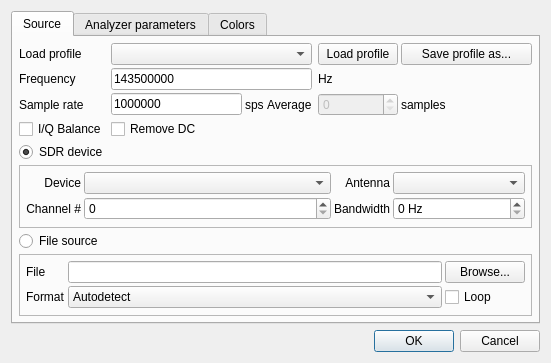
The window that ui/Config.ui (BatchDrake/SigDigger) describes before a commit, drawn with Qt 5.
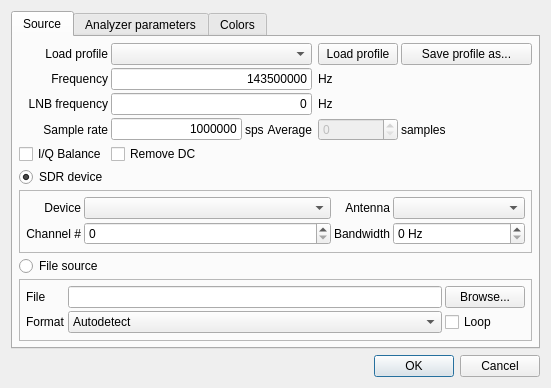
The same window after the commit. Custom widgets are drawn as their Qt base class.

Diff of the .ui file:
```diff
--- a/ui/Config.ui
+++ b/ui/Config.ui
@@ -71,11 +71,14 @@
          </property>
         </widget>
        </item>
-       <item row="2" column="1">
+       <item row="3" column="1">
         <widget class="QLineEdit" name="sampleRateLine">
          <property name="text">
           <string>1000000</string>
          </property>
+         <property name="alignment">
+          <set>Qt::AlignRight|Qt::AlignTrailing|Qt::AlignVCenter</set>
+         </property>
         </widget>
        </item>
        <item row="0" column="5">
@@ -98,7 +101,7 @@
          </property>
         </spacer>
        </item>
-       <item row="7" column="0" colspan="7">
+       <item row="8" column="0" colspan="7">
         <widget class="QFrame" name="fileFrame">
          <property name="frameShape">
           <enum>QFrame::StyledPanel</enum>
@@ -179,14 +182,14 @@
          </layout>
         </widget>
        </item>
-       <item row="3" column="1">
+       <item row="4" column="1">
         <widget class="QCheckBox" name="removeDCCheck">
          <property name="text">
           <string>Remove DC</string>
          </property>
         </widget>
        </item>
-       <item row="4" column="0">
+       <item row="5" column="0">
         <widget class="QRadioButton" name="sdrRadio">
          <property name="text">
           <string>SDR device</string>
@@ -199,7 +202,7 @@
          </attribute>
         </widget>
        </item>
-       <item row="2" column="2">
+       <item row="3" column="2">
         <widget class="QLabel" name="label_6">
          <property name="text">
           <string>sps</string>
@@ -213,7 +216,7 @@
          </property>
         </widget>
        </item>
-       <item row="3" column="0">
+       <item row="4" column="0">
         <widget class="QCheckBox" name="iqBalanceCheck">
          <property name="text">
           <string>I/Q Balance</string>
@@ -233,11 +236,14 @@
          </property>
         </widget>
        </item>
-       <item row="2" column="0">
+       <item row="3" column="0">
         <widget class="QLabel" name="label_3">
          <property name="text">
           <string>Sample rate</string>
          </property>
+         <property name="alignment">
+          <set>Qt::AlignRight|Qt::AlignTrailing|Qt::AlignVCenter</set>
+         </property>
         </widget>
        </item>
        <item row="1" column="0">
@@ -245,9 +251,12 @@
          <property name="text">
           <string>Frequency</string>
          </property>
+         <property name="alignment">
+          <set>Qt::AlignRight|Qt::AlignTrailing|Qt::AlignVCenter</set>
+         </property>
         </widget>
        </item>
-       <item row="2" column="6">
+       <item row="3" column="6">
         <widget class="QLabel" name="label_8">
          <property name="text">
           <string>samples</string>
@@ -259,16 +268,19 @@
          <property name="text">
           <string>Load profile</string>
          </property>
+         <property name="alignment">
+          <set>Qt::AlignRight|Qt::AlignTrailing|Qt::AlignVCenter</set>
+         </property>
         </widget>
        </item>
-       <item row="2" column="5">
+       <item row="3" column="5">
         <widget class="QSpinBox" name="averageSpin">
          <property name="enabled">
           <bool>false</bool>
          </property>
         </widget>
        </item>
-       <item row="6" column="0">
+       <item row="7" column="0">
         <widget class="QRadioButton" name="fileRadio">
          <property name="text">
           <string>File source</string>
@@ -278,11 +290,14 @@
          </attribute>
         </widget>
        </item>
-       <item row="2" column="3">
+       <item row="3" column="3">
         <widget class="QLabel" name="label_7">
          <property name="text">
           <string>Average</string>
          </property>
+         <property name="alignment">
+          <set>Qt::AlignRight|Qt::AlignTrailing|Qt::AlignVCenter</set>
+         </property>
         </widget>
        </item>
        <item row="1" column="1" colspan="3">
@@ -290,9 +305,12 @@
          <property name="text">
           <string>143500000</string>
          </property>
+         <property name="alignment">
+          <set>Qt::AlignRight|Qt::AlignTrailing|Qt::AlignVCenter</set>
+         </property>
         </widget>
        </item>
-       <item row="5" column="0" colspan="7">
+       <item row="6" column="0" colspan="7">
         <widget class="QFrame" name="sdrFrame">
          <property name="frameShape">
           <enum>QFrame::StyledPanel</enum>
@@ -410,6 +428,33 @@
          </layout>
         </widget>
        </item>
+       <item row="2" column="0">
+        <widget class="QLabel" name="label_20">
+         <property name="text">
+          <string>LNB frequency</string>
+         </property>
+         <property name="alignment">
+          <set>Qt::AlignRight|Qt::AlignTrailing|Qt::AlignVCenter</set>
+         </property>
+        </widget>
+       </item>
+       <item row="2" column="1" colspan="3">
+        <widget class="QLineEdit" name="lnbFrequencyLine">
+         <property name="text">
+          <string>0</string>
+         </property>
+         <property name="alignment">
+          <set>Qt::AlignRight|Qt::AlignTrailing|Qt::AlignVCenter</set>
+         </property>
+        </widget>
+       </item>
+       <item row="2" column="5">
+        <widget class="QLabel" name="label_21">
+         <property name="text">
+          <string>Hz</string>
+         </property>
+        </widget>
+       </item>
       </layout>
      </widget>
      <widget class="QWidget" name="tab_2">
```
Left out of the diff: 2 changed lines with no effect on the pictures.
